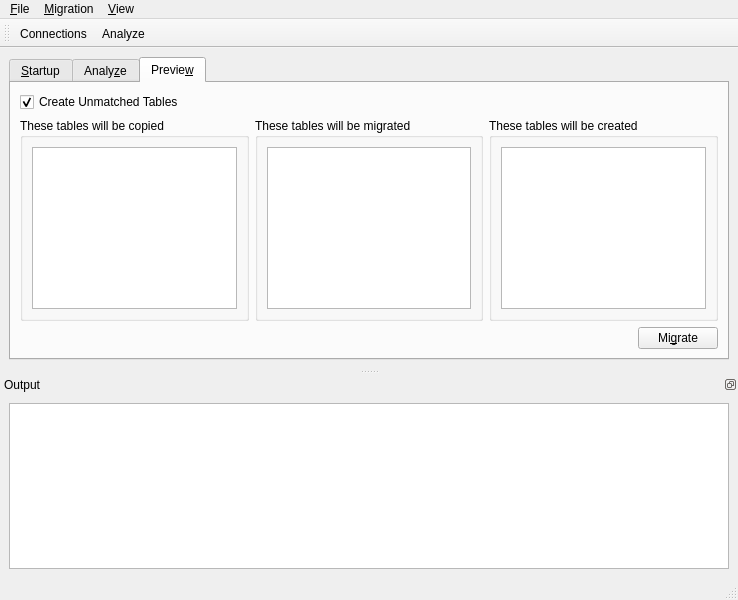
First picture: the form in ui/migrainewindow.ui, repository kandalf/migraine, before the edit.
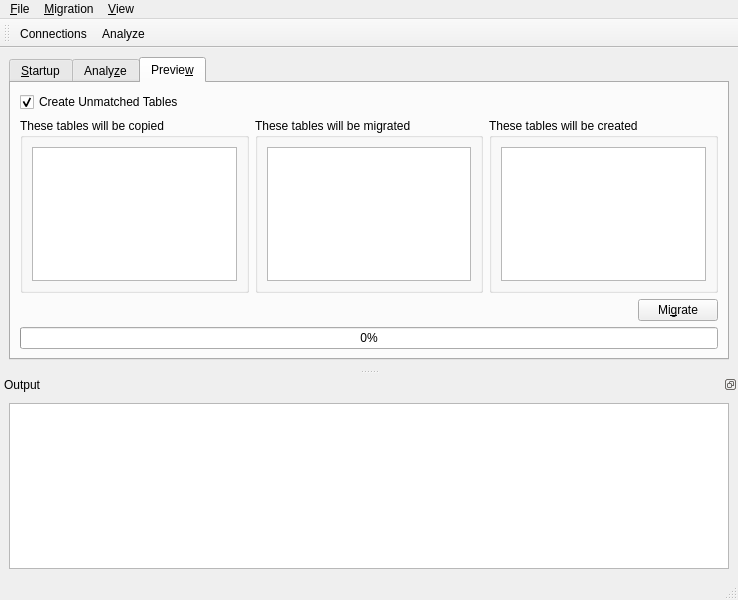
Second picture: the form after the edit. The open tabs and pages were chosen to show the change. Icons and pictures are not drawn.

Patch:
```diff
--- a/ui/migrainewindow.ui
+++ b/ui/migrainewindow.ui
@@ -551,6 +551,13 @@
           </item>
          </layout>
         </item>
+        <item row="1" column="0" >
+         <widget class="QProgressBar" name="migrationProgressBar" >
+          <property name="value" >
+           <number>0</number>
+          </property>
+         </widget>
+        </item>
        </layout>
       </widget>
      </widget>
```
Left out of the diff: 4 changed lines with no effect on the pictures.
